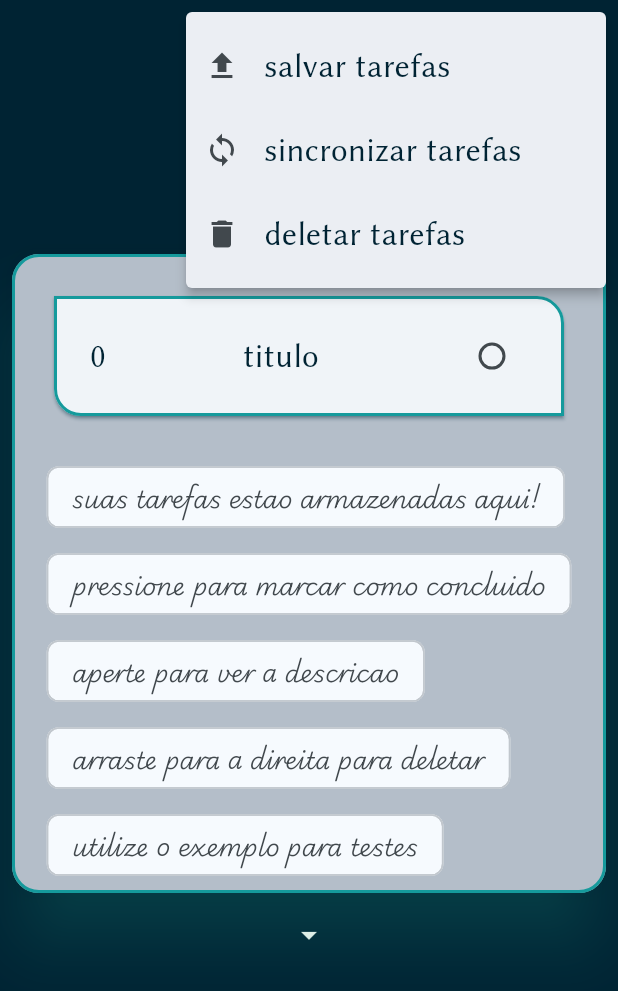
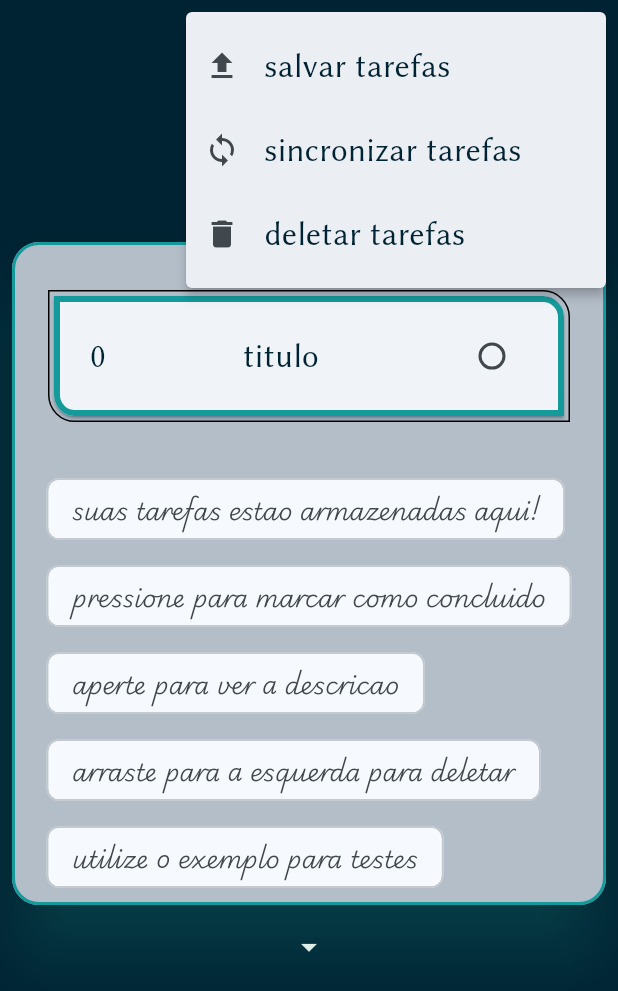
Before and after one commit to DanielBrown1998/studie, a Flutter app: the TasksScreen screen opened directly, after a tap on the "cloud" icon, on a phone screen of 412 x 824 dp. Shown: the top 991 px of the screen. Run offline on Flutter 3.47's test engine with Material 3 defaults, Android fonts, the phone set to English and light mode, and no system bars; drawn by our look-alikes of carousel_slider; our stand-ins replace drift, drift_flutter, get; accounts and stored records are empty; generated files the repository leaves out were written again.

Commit message:
fix: Update deletion instruction text to indicate swipe left for deletion

```diff
--- a/app/lib/screens/components/task_card.dart
+++ b/app/lib/screens/components/task_card.dart
@@ -2,14 +2,29 @@ import 'package:app/domain/models/task.dart';
 import 'package:app/core/theme/theme.dart';
 import 'package:flutter/material.dart';
 
-class TaskCard extends StatelessWidget {
+// ignore: must_be_immutable
+class TaskCard extends StatefulWidget {
   final Task task;
-  const TaskCard({super.key, required this.task});
+  double? width;
+  TaskCard({super.key, required this.task, this.width});
+
+  @override
+  State<TaskCard> createState() => _TaskCardState();
+}
+
+class _TaskCardState extends State<TaskCard> {
+  @override
+  void initState() {
+    super.initState();
+    widget.width = 1;
+  }
 
   @override
   Widget build(BuildContext context) {
     final theme = Theme.of(context);
-    return Dismissible(
+    return Padding(
+      padding: const EdgeInsets.symmetric(vertical: 8.0),
+      child: Dismissible(
         direction: DismissDirection.endToStart,
         onDismissed: (direction) {},
         background: Container(
@@ -23,46 +38,73 @@ class TaskCard extends StatelessWidget {
             ),
           ),
         ),
-      key: Key(task.uid.toString()),
-      child: Center(
+        key: Key(widget.task.uid.toString()),
+        child: TweenAnimationBuilder(
+          duration: Duration(milliseconds: 350),
+          tween: Tween<double>(begin: 1, end: widget.width),
+          curve: Curves.bounceOut,
+          onEnd: () {
+            setState(() {
+              widget.width = 1;
+            });
+          },
+          builder:
+              (context, value, child) => Center(
                 child: Material(
                   color: Colors.transparent,
-          child: Card(
-            shadowColor: theme.primaryColor,
                   shape: OutlineInputBorder(
-              borderSide: BorderSide(
-                width: 2,
-                color: StudieTheme.secondaryColor,
-              ),
                     borderRadius: BorderRadius.only(
                       bottomLeft: Radius.circular(18),
                       topRight: Radius.circular(18),
                     ),
                   ),
+                  child: Card(
+                    shadowColor: theme.primaryColor,
+                    shape: OutlineInputBorder(
+                      borderSide: BorderSide(
+                        width: 4 * (2 - widget.width!),
+                        color: StudieTheme.secondaryColor,
+                      ),
+                      borderRadius: BorderRadius.only(
+                        bottomLeft: Radius.circular(14),
+                        topRight: Radius.circular(14),
+                      ),
+                    ),
+                    child: child,
+                  ),
+                ),
+              ),
           child: InkWell(
+            borderRadius: BorderRadius.only(
+              bottomLeft: Radius.circular(14),
+              topRight: Radius.circular(14),
+            ),
             onTap: () {
               //check is here
             },
             onLongPress: () {
+              setState(() {
+                widget.width = 0;
+              });
               //update is here
             },
             child: Padding(
-                padding: const EdgeInsets.symmetric(
-                  horizontal: 24,
-                  vertical: 16,
-                ),
+              padding: const EdgeInsets.symmetric(horizontal: 24, vertical: 16),
               child: Row(
                 crossAxisAlignment: CrossAxisAlignment.center,
                 mainAxisAlignment: MainAxisAlignment.spaceBetween,
                 mainAxisSize: MainAxisSize.max,
                 children: [
                   Text(
-                      task.timeStart.toString(),
+                    widget.task.timeStart.toString(),
                     style: theme.textTheme.bodyMedium,
                   ),
-                    Text(task.discipline, style: theme.textTheme.bodyMedium),
+                  Text(
+                    widget.task.discipline,
+                    style: theme.textTheme.bodyMedium,
+                  ),
                   Checkbox(
-                      value: task.checked,
+                    value: widget.task.checked,
                     onChanged: (value) {},
                     shape: CircleBorder(
                       side: BorderSide(
@@ -77,7 +119,6 @@ class TaskCard extends StatelessWidget {
           ),
         ),
       ),
-      ),
     );
   }
 }
--- a/app/lib/screens/tasks.dart
+++ b/app/lib/screens/tasks.dart
@@ -84,7 +84,7 @@ class _TasksScreenState extends State<TasksScreen> {
                         ),
                         Chip(
                           label: Text(
-                            "arraste para a direita para deletar",
+                            "arraste para a esquerda para deletar",
                             style: StudieTheme.textTheme.displaySmall,
                           ),
                         ),
```
Lines whose indentation alone changed are shown as unchanged.
